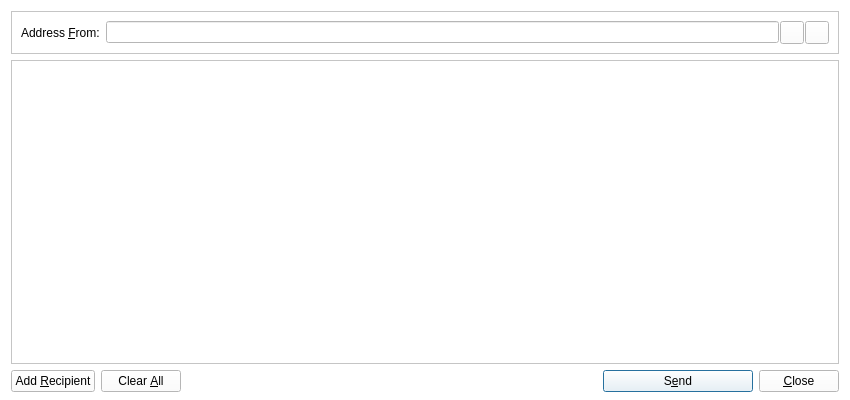
First picture: the form in src/qt/forms/sendmessagesdialog.ui, repository ajeef/Rubix, before the edit.
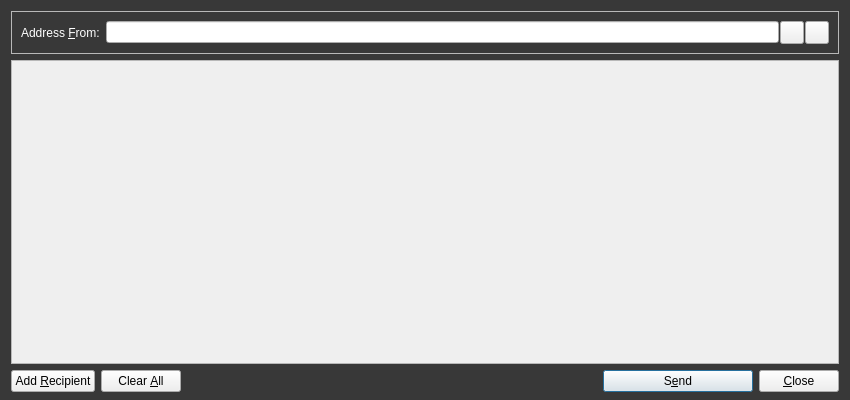
Second picture: the form after the edit. Icons and pictures are not drawn. Custom widgets are drawn as their Qt base class.

Patch:
```diff
--- a/src/qt/forms/sendmessagesdialog.ui
+++ b/src/qt/forms/sendmessagesdialog.ui
@@ -14,7 +14,7 @@
    <string>Send Messages</string>
   </property>
   <property name="styleSheet">
-   <string notr="true">background-color: rgb(255, 255, 255);</string>
+   <string notr="true">#SendMessagesDialog { background-color: #383838; }</string>
   </property>
   <layout class="QVBoxLayout" name="verticalLayout" stretch="0,1,0">
    <property name="bottomMargin">
@@ -43,6 +43,9 @@
      <layout class="QHBoxLayout" name="horizontalLayout_3">
       <item>
        <widget class="QLabel" name="addressFromLabel">
+        <property name="styleSheet">
+         <string notr="true">color: #ffffff;</string>
+        </property>
         <property name="text">
          <string>Address &amp;From:</string>
         </property>
```
Left out of the diff: 2 changed lines with no effect on the pictures.
